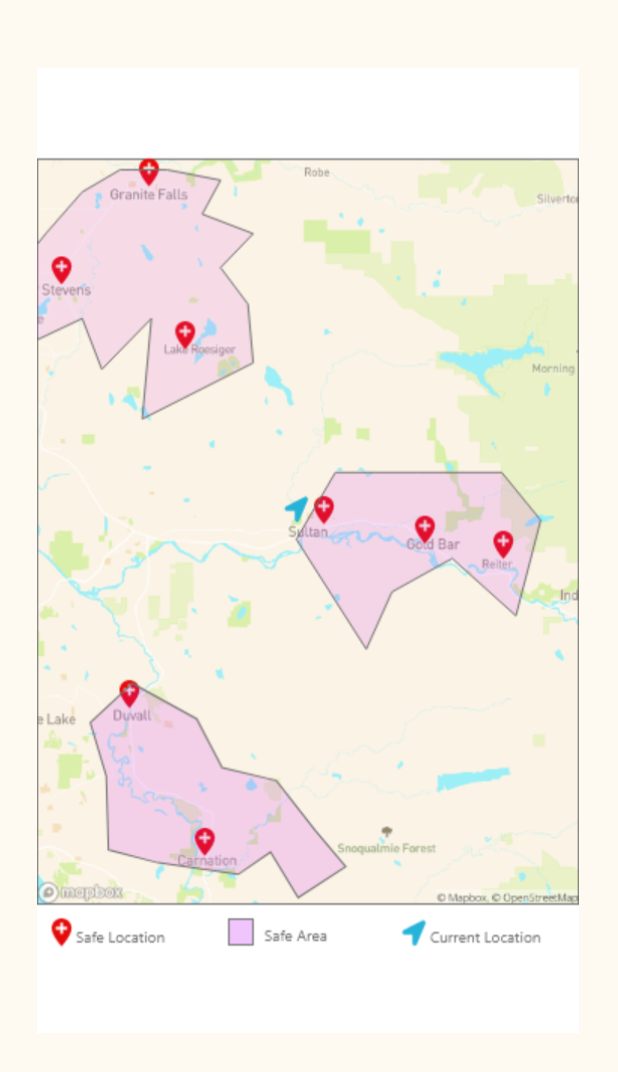
After one commit to MatinMirzaei/CalmTheStorm, an Android app: the layout maps_survival.xml on its own in the app's theme, with its tools: preview values and no code run, on a phone screen of 412 x 824 dp. The commit adds this screen. Shown: the top 1072 px of the screen. Run offline under Robolectric (Android 15) with nearby library versions, the phone set to English and light mode, and no system bars.

Commit message:
Map created

```diff
--- a/app/src/main/java/com/example/calmthestorm/DisasterDetailsActivity.java
+++ b/app/src/main/java/com/example/calmthestorm/DisasterDetailsActivity.java
@@ -18,6 +18,12 @@ public class DisasterDetailsActivity extends AppCompatActivity {
         Intent intent = new Intent(this, ListsActivity.class);
         startActivity(intent);
     }
+
+    public void getMap(View view){
+        Intent intent = new Intent(this, Map.class);
+        startActivity(intent);
+    }
+
     public void getSurvivalKit(View view){
         Intent intent = new Intent(this, KitListActivity.class);
         startActivity(intent);
--- /dev/null
+++ b/app/src/main/java/com/example/calmthestorm/Map.java
@@ -0,0 +1,16 @@
+package com.example.calmthestorm;
+
+import android.os.Bundle;
+
+import androidx.appcompat.app.AppCompatActivity;
+
+
+
+public class Map extends AppCompatActivity {
+
+    @Override
+    protected void onCreate(Bundle savedInstanceState) {
+        super.onCreate(savedInstanceState);
+        setContentView(R.layout.maps_survival);
+    }
+}
--- a/app/src/main/java/com/example/calmthestorm/SurvivalMaps.java
+++ b/app/src/main/java/com/example/calmthestorm/SurvivalMaps.java
@@ -1,8 +1,12 @@
 package com.example.calmthestorm;
+
 
 import androidx.room.ColumnInfo;
 import androidx.room.Entity;
 import androidx.room.PrimaryKey;
+
+import java.util.ArrayList;
+
 
 @Entity
 public class SurvivalMaps {
--- a/app/src/main/res/layout/activity_disaster_detail.xml
+++ b/app/src/main/res/layout/activity_disaster_detail.xml
@@ -83,6 +83,7 @@
         android:layout_width="300dp"
         android:layout_height="100dp"
         android:layout_marginBottom="40dp"
+        android:onClick="getMap"
         android:scaleType="fitEnd"
         app:layout_constraintBottom_toTopOf="@+id/survivalKitBtn"
         app:layout_constraintEnd_toEndOf="@+id/disasterInfoBtn"
--- /dev/null
+++ b/app/src/main/res/layout/maps_survival.xml
@@ -0,0 +1,24 @@
+<?xml version="1.0" encoding="utf-8"?>
+<androidx.constraintlayout.widget.ConstraintLayout xmlns:android="http://schemas.android.com/apk/res/android"
+    xmlns:app="http://schemas.android.com/apk/res-auto"
+    xmlns:tools="http://schemas.android.com/tools"
+    android:layout_width="match_parent"
+    android:layout_height="match_parent"
+    android:onClick="getSurvivalKit"
+    tools:context=".DisasterDetailsActivity">
+
+    <ImageView
+        android:id="@+id/mapView"
+        android:layout_width="404dp"
+        android:layout_height="643dp"
+        android:layout_marginTop="45dp"
+        android:layout_marginBottom="43dp"
+        android:contentDescription="TODO"
+        app:layout_constraintBottom_toBottomOf="parent"
+        app:layout_constraintEnd_toEndOf="parent"
+        app:layout_constraintHorizontal_bias="0.428"
+        app:layout_constraintStart_toStartOf="parent"
+        app:layout_constraintTop_toTopOf="parent"
+        app:layout_constraintVertical_bias="0.0"
+        android:src="@drawable/survival_map" />
+</androidx.constraintlayout.widget.ConstraintLayout>
```
Also changed, not shown: app/src/main/res/drawable/survival_map.png (added).
